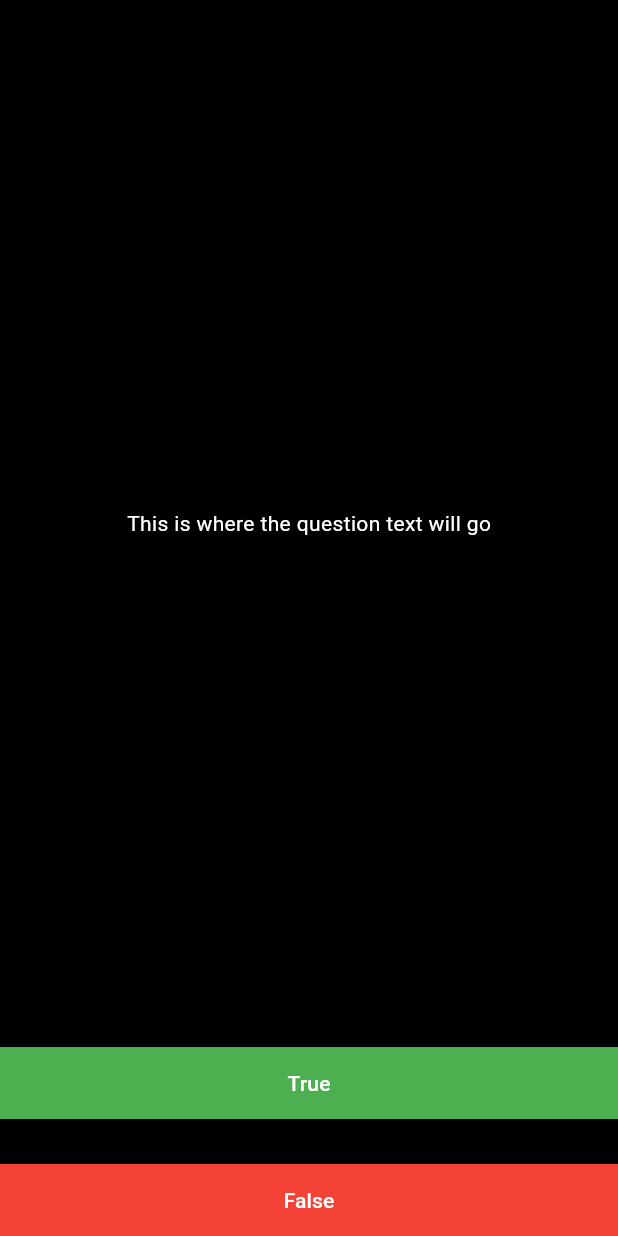
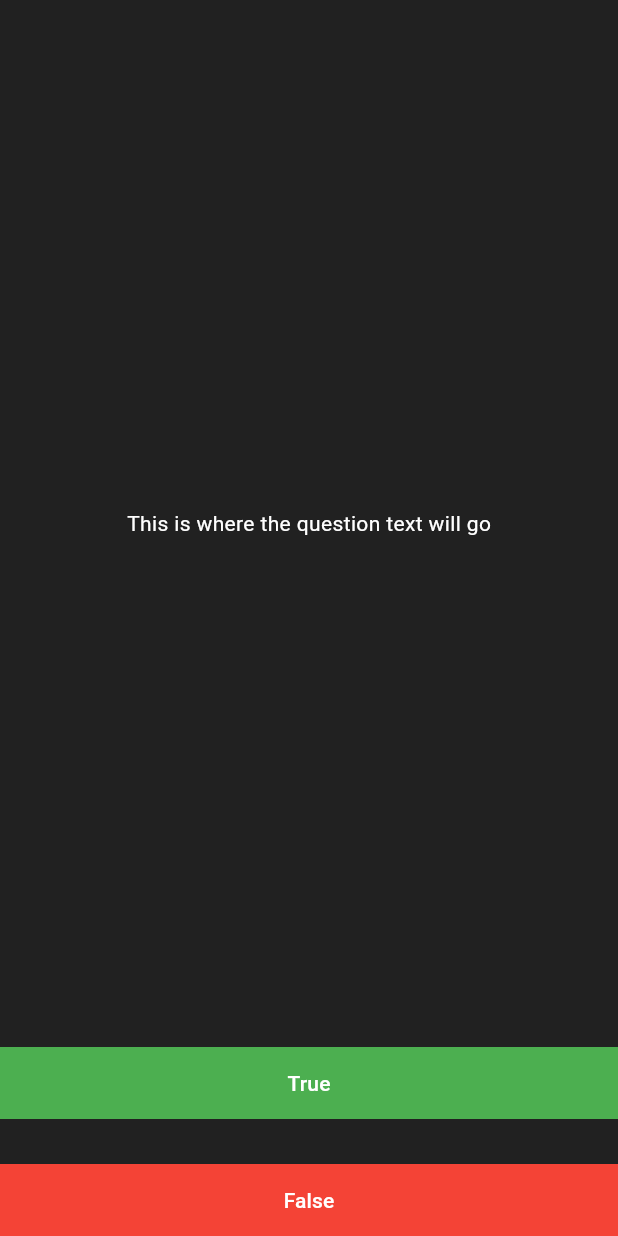
Before and after one commit to LusBlack/quizzler, a Flutter app: the screen it shows after launch, on a phone screen of 412 x 824 dp. Run offline on Flutter 3.47's test engine with Material 3 defaults, Android fonts, the phone set to English and light mode, and no system bars.

Commit message:
changed background color

```diff
--- a/lib/main.dart
+++ b/lib/main.dart
@@ -9,16 +9,21 @@ class Quizzler extends StatelessWidget {
   Widget build(BuildContext context) {
       return MaterialApp(
         home: Scaffold(
-          backgroundColor: Colors.black,
+          backgroundColor: Colors.grey.shade900,
           body: SafeArea(
             child: Column(
-              mainAxisAlignment: MainAxisAlignment.center,
+              mainAxisAlignment: MainAxisAlignment.spaceBetween,
+              crossAxisAlignment: CrossAxisAlignment.stretch,
               children: [
             Expanded(
-              child: Center(
-                child: Expanded(child: Text(style: TextStyle(
-                  color: Colors.white),
-                 'This is where the question text will go')),
+              flex: 5,
+              child: Padding(
+                padding: const EdgeInsets.all(10.0),
+                child: Center(
+                  child: Text(style: TextStyle(
+                    color: Colors.white),
+                   'This is where the question text will go'),
+                ),
               ),
             ),
 
```
